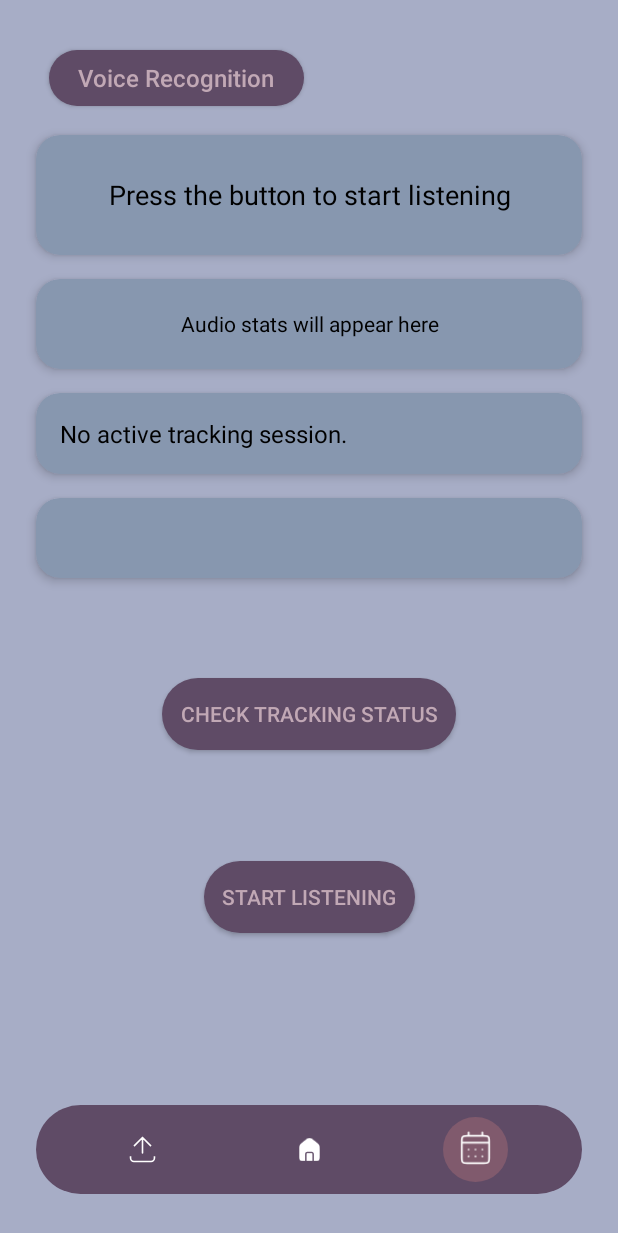
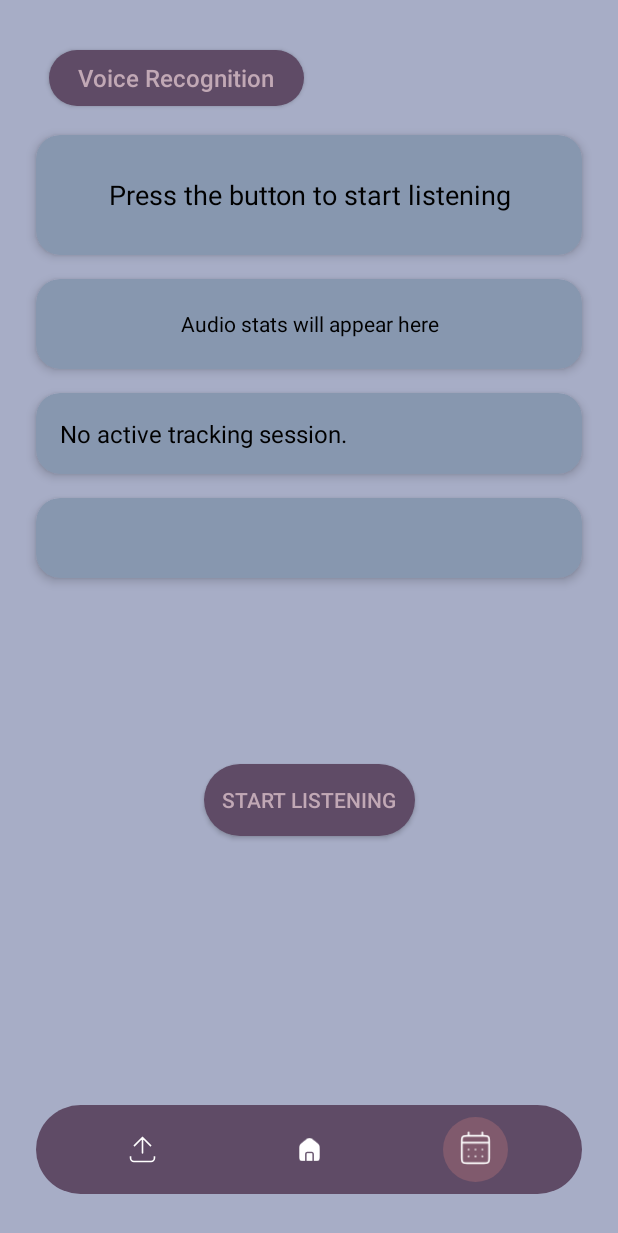
Before and after one commit to HakanEgeOzerol/B1gBr0ther, an Android app built with Jetpack Compose: the AudioRecognitionActivity screen opened directly, with no data from a screen before it, on a phone screen of 412 x 824 dp. Shown: the top 1233 px of the screen. Run offline under Robolectric (Android 15) with nearby library versions, the phone set to English and light mode, and no system bars.

Commit message:
removed button and changed dashboard mock timer to localTime

```diff
--- a/app/src/main/java/com/b1gbr0ther/AudioRecognitionActivity.kt
+++ b/app/src/main/java/com/b1gbr0ther/AudioRecognitionActivity.kt
@@ -43,7 +43,7 @@ class AudioRecognitionActivity : AppCompatActivity() {
 
     private lateinit var databaseManager: DatabaseManager
 
-    private val BLOW_THRESHOLD = 8.5f  // dB threshold for blow detection, change this if mic does not pick up blow
+    private val BLOW_THRESHOLD = 9.8f  // dB threshold for blow detection, change this if mic does not pick up blow
     private val BLOW_COOLDOWN = 5000L   // 5 seconds cooldown to avoid spam
     private var lastBlowDetectedTime = 0L
     private var blowDetectionEnabled = true
@@ -75,10 +75,6 @@ class AudioRecognitionActivity : AppCompatActivity() {
 
         findViewById<Button>(R.id.listenButton).setOnClickListener {
             checkPermissionAndStartRecognition()
-        }
-
-        findViewById<Button>(R.id.statusButton).setOnClickListener {
-            updateTrackingStatus()
         }
     }
 
--- a/app/src/main/java/com/b1gbr0ther/DashboardActivity.kt
+++ b/app/src/main/java/com/b1gbr0ther/DashboardActivity.kt
@@ -74,20 +74,16 @@ class DashboardActivity : AppCompatActivity() {
         timerRunnable = object : Runnable {
             override fun run() {
                 if (timeTracker.isTracking()) {
-                    // If tracking is active, show the live duration from TimeTracker
                     val currentDuration = timeTracker.getCurrentDuration()
                     timerText.text = formatTimeFromMillis(currentDuration)
 
-                    // Update the current task status if not already showing active task
                     if (currentTaskText.text == "Not Busy With A Task") {
                         currentTaskText.text = "Active Tracking Session"
                     }
                 } else {
-                    // If not tracking, show mock timer (time since activity started)
-                    val mockElapsedTime = System.currentTimeMillis() - mockStartTime
-                    timerText.text = formatTimeFromMillis(mockElapsedTime)
+                    val now = java.time.LocalTime.now()
+                    timerText.text = now.format(java.time.format.DateTimeFormatter.ofPattern("HH:mm"))
 
-                    // Reset task text if needed
                     if (currentTaskText.text == "Active Tracking Session") {
                         currentTaskText.text = "Not Busy With A Task"
                     }
@@ -99,7 +95,6 @@ class DashboardActivity : AppCompatActivity() {
 
         handler.post(timerRunnable)
 
-        // Set up click listener for database test button
         findViewById<Button>(R.id.btnDatabaseTest).setOnClickListener {
             val intent = Intent(this, DatabaseTestActivity::class.java)
             startActivity(intent)
--- a/app/src/main/res/layout/activity_audio_recognition.xml
+++ b/app/src/main/res/layout/activity_audio_recognition.xml
@@ -141,22 +141,6 @@
     </androidx.cardview.widget.CardView>
 
     <Button
-        android:id="@+id/statusButton"
-        android:layout_width="wrap_content"
-        android:layout_height="wrap_content"
-        android:layout_marginTop="16dp"
-        android:layout_marginBottom="16dp"
-        android:background="@drawable/rounded_corners"
-        android:backgroundTint="#5F4B66"
-        android:padding="12dp"
-        android:text="CHECK TRACKING STATUS"
-        android:textColor="#C1A8B5"
-        app:layout_constraintBottom_toTopOf="@+id/listenButton"
-        app:layout_constraintEnd_toEndOf="parent"
-        app:layout_constraintStart_toStartOf="parent"
-        app:layout_constraintTop_toBottomOf="@+id/sessionCard" />
-
-    <Button
         android:id="@+id/listenButton"
         android:layout_width="wrap_content"
         android:layout_height="wrap_content"
@@ -170,7 +154,7 @@
         app:layout_constraintBottom_toTopOf="@+id/menuBar"
         app:layout_constraintEnd_toEndOf="parent"
         app:layout_constraintStart_toStartOf="parent"
-        app:layout_constraintTop_toBottomOf="@+id/statusButton" />
+        app:layout_constraintTop_toBottomOf="@+id/sessionCard" />
 
 
 </androidx.constraintlayout.widget.ConstraintLayout>
```
